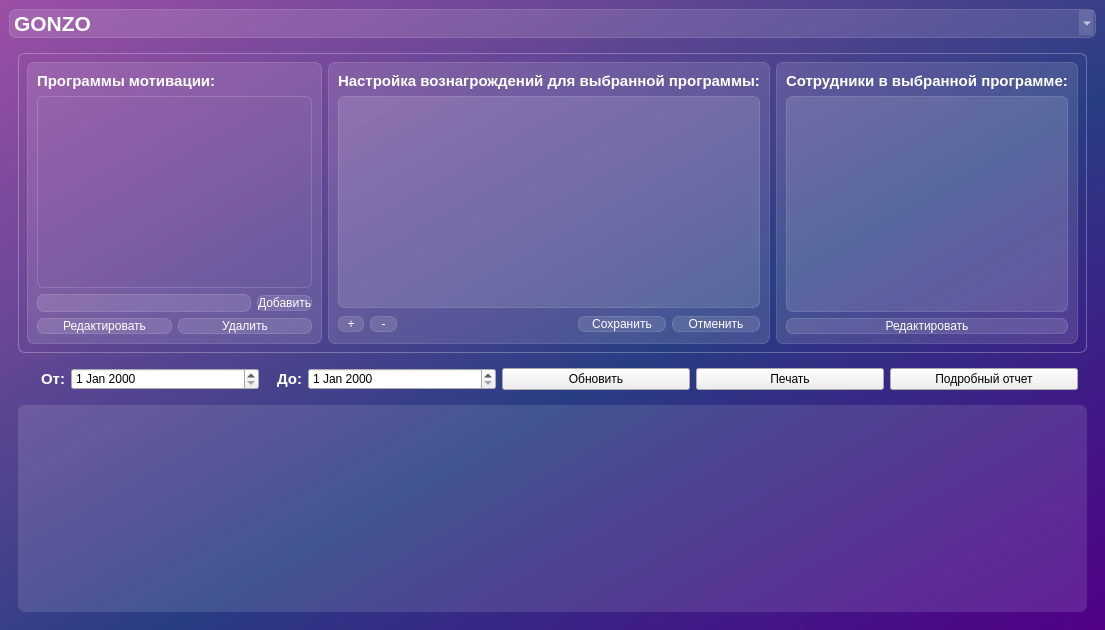
Old version of the form app/ui/main_window.ui in the repository KhvatikG/salary-reader.
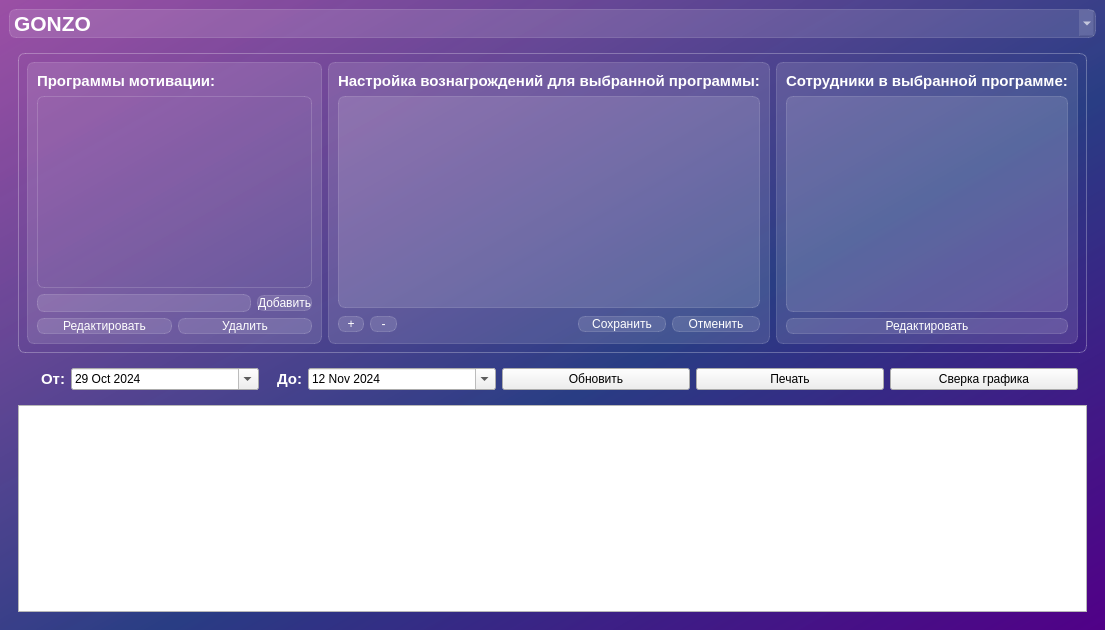
New version of the form.

Commit message:
feat!: add calculate and render to table salary data
add attendances.py

fix(control_models): assign_motivation_program
remove session.commit() and add unassign logic
add get_department_by_code

fix(edit_employees_window.save):
add .all(): assigned_employees = session.query*****.all()
add session.commit()

feat(employees.py): add get_employee_by_id and get_attendances_for_department to EmployeesEndpoint.
add ReportsEndpoints

feat(iiko_api.py): add ReportEndpoints

feat(main.py): add salary_table

fix(models.py) employee_id and department_code change type Int -> Str

What changed in the file:
```diff
--- a/app/ui/main_window.ui
+++ b/app/ui/main_window.ui
@@ -470,6 +470,39 @@
             <property name="styleSheet">
              <string notr="true"/>
             </property>
+            <property name="wrapping">
+             <bool>false</bool>
+            </property>
+            <property name="showGroupSeparator" stdset="0">
+             <bool>false</bool>
+            </property>
+            <property name="dateTime">
+             <datetime>
+              <hour>0</hour>
+              <minute>0</minute>
+              <second>0</second>
+              <year>2024</year>
+              <month>10</month>
+              <day>29</day>
+             </datetime>
+            </property>
+            <property name="time">
+             <time>
+              <hour>0</hour>
+              <minute>0</minute>
+              <second>0</second>
+             </time>
+            </property>
+            <property name="minimumDate">
+             <date>
+              <year>2020</year>
+              <month>1</month>
+              <day>1</day>
+             </date>
+            </property>
+            <property name="calendarPopup">
+             <bool>true</bool>
+            </property>
            </widget>
           </item>
           <item>
@@ -494,6 +527,50 @@
             <property name="styleSheet">
              <string notr="true"/>
             </property>
+            <property name="dateTime">
+             <datetime>
+              <hour>0</hour>
+              <minute>0</minute>
+              <second>0</second>
+              <year>2024</year>
+              <month>11</month>
+              <day>12</day>
+             </datetime>
+            </property>
+            <property name="time">
+             <time>
+              <hour>0</hour>
+              <minute>0</minute>
+              <second>0</second>
+             </time>
+            </property>
+            <property name="minimumDateTime">
+             <datetime>
+              <hour>0</hour>
+              <minute>0</minute>
+              <second>0</second>
+              <year>2020</year>
+              <month>1</month>
+              <day>1</day>
+             </datetime>
+            </property>
+            <property name="minimumDate">
+             <date>
+              <year>2020</year>
+              <month>1</month>
+              <day>1</day>
+             </date>
+            </property>
+            <property name="minimumTime">
+             <time>
+              <hour>0</hour>
+              <minute>0</minute>
+              <second>0</second>
+             </time>
+            </property>
+            <property name="calendarPopup">
+             <bool>true</bool>
+            </property>
            </widget>
           </item>
           <item>
@@ -513,7 +590,7 @@
           <item>
            <widget class="QPushButton" name="get_full_salary_blanc">
             <property name="text">
-             <string>Подробный отчет</string>
+             <string>Сверка графика</string>
             </property>
            </widget>
           </item>
@@ -529,10 +606,34 @@
        </item>
        <item>
         <widget class="QTableWidget" name="salar_table">
+         <property name="font">
+          <font>
+           <bold>true</bold>
+          </font>
+         </property>
          <property name="styleSheet">
           <string notr="true">background-color: rgba(255, 255, 255, 30);
-border-radius: 7px;</string>
+border-radius: 7px;
+
+QTableWidget {
+        gridline-color: rgba(255, 255, 255, 70);
+    };
+
+QHeaderView::section {
+        padding: 3px;  
+    };
+
+color: white;</string>
          </property>
+         <attribute name="horizontalHeaderShowSortIndicator" stdset="0">
+          <bool>true</bool>
+         </attribute>
+         <attribute name="horizontalHeaderStretchLastSection">
+          <bool>true</bool>
+         </attribute>
+         <attribute name="verticalHeaderVisible">
+          <bool>false</bool>
+         </attribute>
         </widget>
        </item>
       </layout>
```
Left out of the diff: 5 changed lines with no effect on the pictures. The commit also changes 11 other files.
